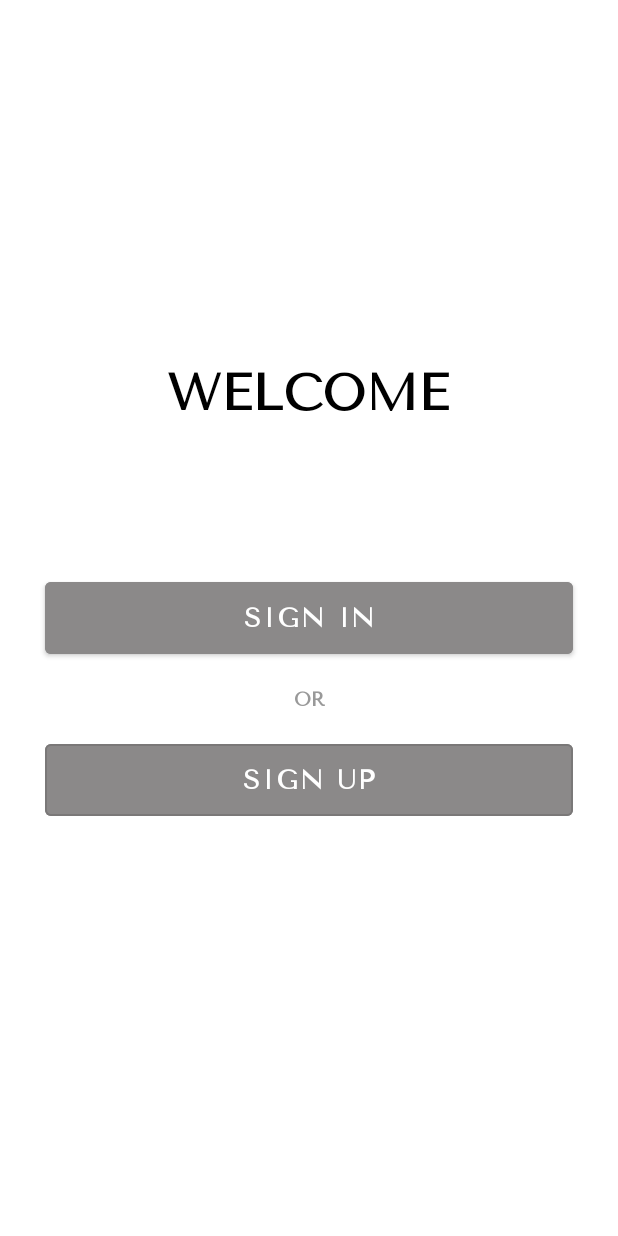
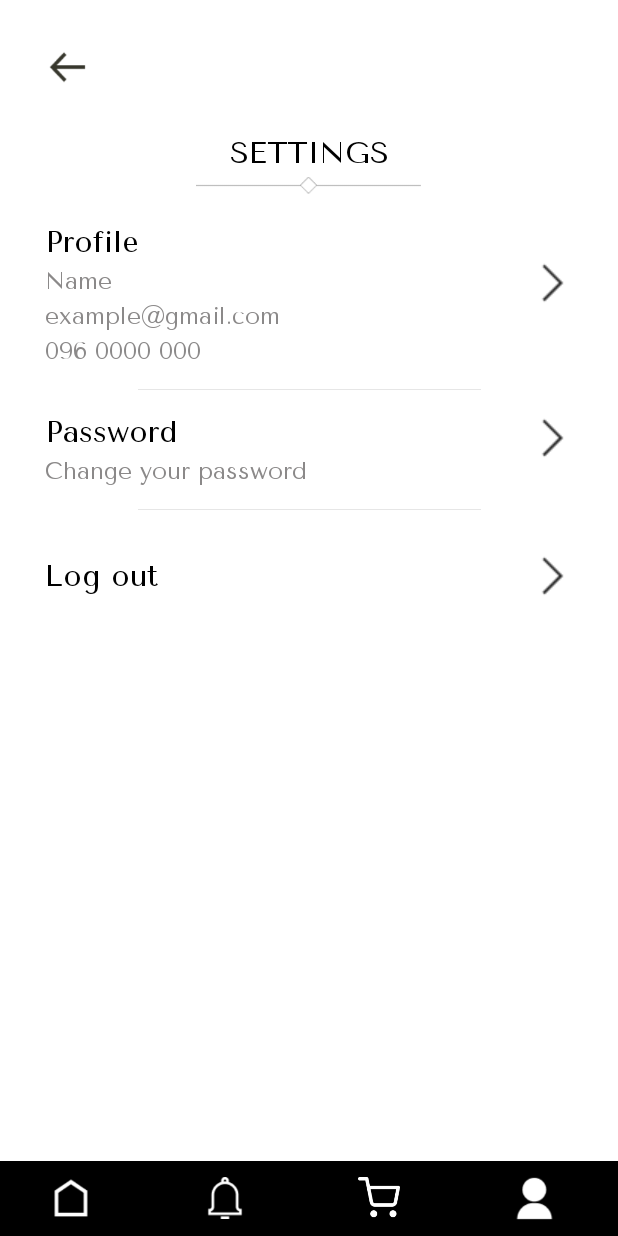
Before and after one commit to NT118-Q11/fashion-frontend, an Android app built with Jetpack Compose: the screen it shows after launch (MainActivity), on a phone screen of 412 x 824 dp. Run offline under Robolectric (Android 15) with nearby library versions, the phone set to English and light mode, and no system bars.

Commit message:
Improve existing UI and ADD setting UI

```diff
--- a/app/build.gradle.kts
+++ b/app/build.gradle.kts
@@ -62,5 +62,4 @@ dependencies {
     implementation("com.squareup.retrofit2:retrofit:2.9.0")
     implementation("com.squareup.retrofit2:converter-gson:2.9.0")
     implementation("com.squareup.okhttp3:logging-interceptor:4.12.0")
-    implementation("com.google.android.material:material:1.12.0")
 }
--- a/app/src/main/java/com/example/fashionapp/MainActivity.kt
+++ b/app/src/main/java/com/example/fashionapp/MainActivity.kt
@@ -9,6 +9,6 @@ class MainActivity : AppCompatActivity() {
     override fun onCreate(savedInstanceState: Bundle?) {
         super.onCreate(savedInstanceState)
         // Dòng này sẽ liên kết file layout welcome.xml với Activity này
-        setContentView(R.layout.welcome)
+        setContentView(R.layout.settings)
     }
 }
--- a/app/src/main/res/layout/cart.xml
+++ b/app/src/main/res/layout/cart.xml
@@ -259,23 +259,24 @@
         android:orientation="horizontal"
         android:background="@color/black"
         android:gravity="center"
-        android:paddingHorizontal="24dp">
+        android:paddingHorizontal="0dp">
 
         <!-- Home Icon -->
+
+        <!-- Notifications Icon -->
         <com.google.android.material.button.MaterialButton
             android:id="@+id/navHome"
-            android:backgroundTint="@color/black"
             style="?attr/materialIconButtonStyle"
             android:layout_width="0dp"
             android:layout_height="wrap_content"
             android:layout_weight="1"
+            android:backgroundTint="@color/black"
+            android:contentDescription="Home"
             app:icon="@drawable/home_normal"
+            app:iconGravity="textStart"
             app:iconSize="28dp"
-            app:tint="@color/white"
-            app:iconGravity="textStart"
-            android:contentDescription="Home" />
+            app:tint="@color/white" />
 
-        <!-- Notifications Icon -->
         <com.google.android.material.button.MaterialButton
             android:id="@+id/navNotifications"
             android:backgroundTint="@color/black"
--- a/app/src/main/res/layout/change_password.xml
+++ b/app/src/main/res/layout/change_password.xml
@@ -85,4 +85,89 @@
         app:layout_constraintStart_toStartOf="parent"
         app:layout_constraintTop_toBottomOf="@+id/confirm_password" />
 
+    <!-- Bottom Navigation Bar -->
+    <LinearLayout
+        android:id="@+id/bottomNavBar"
+        android:layout_width="match_parent"
+        android:layout_height="50dp"
+        android:layout_alignParentBottom="true"
+        android:orientation="horizontal"
+        android:background="@color/black"
+        android:gravity="center"
+        android:paddingHorizontal="0dp"
+        app:layout_constraintBottom_toBottomOf="parent">
+
+        <!-- Home Icon -->
+
+        <!-- Notifications Icon -->
+        <com.google.android.material.button.MaterialButton
+            android:id="@+id/navHome"
+            style="?attr/materialIconButtonStyle"
+            android:layout_width="0dp"
+            android:layout_height="wrap_content"
+            android:layout_weight="1"
+            android:backgroundTint="@color/black"
+            android:contentDescription="Home"
+            app:icon="@drawable/home_normal"
+            app:iconGravity="textStart"
+            app:iconSize="28dp"
+            app:tint="@color/white" />
+
+        <com.google.android.material.button.MaterialButton
+            android:id="@+id/navNotifications"
+            android:backgroundTint="@color/black"
+            style="?attr/materialIconButtonStyle"
+            android:layout_width="0dp"
+            android:layout_height="wrap_content"
+            android:layout_weight="1"
+            app:icon="@drawable/notification_normal"
+            app:iconSize="28dp"
+            app:tint="@color/white"
+            app:iconGravity="textStart"
+            android:contentDescription="Notifications" />
+
+        <!-- Cart Icon -->
+        <com.google.android.material.button.MaterialButton
+            android:id="@+id/navCart"
+            android:backgroundTint="@color/black"
+            style="?attr/materialIconButtonStyle"
+            android:layout_width="0dp"
+            android:layout_height="wrap_content"
+            android:layout_weight="1"
+            app:iconTint="@color/white"
+            app:icon="@drawable/cart_normal"
+            app:iconSize="28dp"
+            app:iconGravity="textStart"
+            android:contentDescription="Cart" />
+
+        <!-- Profile Icon -->
+        <com.google.android.material.button.MaterialButton
+            android:id="@+id/navProfile"
+            style="?attr/materialIconButtonStyle"
+            android:layout_width="0dp"
+            android:layout_height="wrap_content"
+            android:layout_weight="1"
+            android:backgroundTint="@color/black"
+            android:contentDescription="Profile"
+            app:icon="@drawable/account_click"
+            app:iconGravity="textStart"
+            app:iconSize="30dp"
+            app:tint="@color/white" />
+
+    </LinearLayout>
+
+    <ImageButton
+        android:id="@+id/imageButton1"
+        android:layout_width="30dp"
+        android:layout_height="30dp"
+        android:layout_marginStart="30dp"
+        android:layout_marginTop="30dp"
+        android:background="?android:attr/selectableItemBackgroundBorderless"
+        android:scaleType="fitCenter"
+        android:backgroundTint="@color/white"
+        android:contentDescription="Arrow left"
+        app:layout_constraintStart_toStartOf="parent"
+        app:layout_constraintTop_toTopOf="parent"
+        app:srcCompat="@drawable/arrow_left" />
+
 </androidx.constraintlayout.widget.ConstraintLayout>
--- /dev/null
+++ b/app/src/main/res/layout/settings.xml
@@ -0,0 +1,303 @@
+<?xml version="1.0" encoding="utf-8"?>
+<androidx.constraintlayout.widget.ConstraintLayout xmlns:android="http://schemas.android.com/apk/res/android"
+    xmlns:tools="http://schemas.android.com/tools"
+    android:layout_width="match_parent"
+    android:layout_height="match_parent"
+    xmlns:app="http://schemas.android.com/apk/res-auto"
+    android:background="@color/white">
+
+    <LinearLayout
+        android:id="@+id/setting"
+        android:layout_width="0dp"
+        android:layout_height="wrap_content"
+        android:layout_marginTop="90dp"
+        android:orientation="vertical"
+        app:layout_constraintEnd_toEndOf="parent"
+        app:layout_constraintStart_toStartOf="parent"
+        app:layout_constraintTop_toTopOf="parent">
+
+        <TextView
+            android:id="@+id/textView"
+            android:layout_width="match_parent"
+            android:layout_height="wrap_content"
+            android:fontFamily="@font/tenorsans"
+            android:text="SETTINGS"
+            android:textColor="@color/black"
+            android:textAlignment="center"
+            android:textSize="20sp" />
+
+        <ImageView
+            android:layout_width="150dp"
+            android:layout_height="wrap_content"
+            android:backgroundTint="@color/white"
+            android:layout_gravity="center_horizontal"
+            android:src="@drawable/underline" />
+    </LinearLayout>
+
+    <androidx.constraintlayout.widget.ConstraintLayout
+        android:id="@+id/profile_container"
+        android:layout_width="0dp"
+        android:layout_height="wrap_content"
+        android:paddingBottom="16dp"
+        app:layout_constraintStart_toStartOf="parent"
+        app:layout_constraintEnd_toEndOf="parent"
+        app:layout_constraintTop_toBottomOf="@id/setting">
+
+        <TextView
+            android:id="@+id/profile"
+            android:layout_width="wrap_content"
+            android:layout_height="wrap_content"
+            android:layout_marginStart="30dp"
+            android:layout_marginTop="16dp"
+            android:fontFamily="@font/tenorsans"
+            android:text="Profile"
+            android:textColor="@color/black"
+            android:textSize="20sp"
+            app:layout_constraintStart_toStartOf="parent"
+            app:layout_constraintTop_toTopOf="parent" />
+
+        <TextView
+            android:id="@+id/name"
+            android:layout_width="wrap_content"
+            android:layout_height="wrap_content"
+            android:layout_marginTop="4dp"
+            android:fontFamily="@font/tenorsans"
+            android:text="Name"
+            android:textColor="@color/gray"
+            android:textSize="16sp"
+            app:layout_constraintStart_toStartOf="@id/profile"
+            app:layout_constraintTop_toBottomOf="@id/profile" />
+
+        <TextView
+            android:id="@+id/gmail"
+            android:layout_width="wrap_content"
+            android:layout_height="wrap_content"
+            android:layout_marginTop="4dp"
+            android:fontFamily="@font/tenorsans"
+            android:text="example@gmail.com"
+            android:textColor="@color/gray"
+            android:textSize="16sp"
+            app:layout_constraintStart_toStartOf="@id/name"
+            app:layout_constraintTop_toBottomOf="@id/name" />
+
+        <TextView
+            android:id="@+id/phone_number"
+            android:layout_width="wrap_content"
+            android:layout_height="wrap_content"
+            android:layout_marginTop="4dp"
+            android:fontFamily="@font/tenorsans"
+            android:text="096 0000 000"
+            android:textColor="@color/gray"
+            android:textSize="16sp"
+            app:layout_constraintStart_toStartOf="@id/gmail"
+            app:layout_constraintTop_toBottomOf="@id/gmail" />
+
+        <ImageButton
+            android:id="@+id/imageButton1"
+            android:layout_width="30dp"
+            android:layout_height="48dp"
+            android:layout_marginEnd="30dp"
+            android:backgroundTint="@color/white"
+            android:contentDescription="@string/edit_profile"
+            app:layout_constraintBottom_toBottomOf="parent"
+            app:layout_constraintEnd_toEndOf="parent"
+            app:layout_constraintTop_toTopOf="parent"
+            app:srcCompat="@drawable/arrow_right" />
+
+    </androidx.constraintlayout.widget.ConstraintLayout>
+
+    <!-- FIX: Constrained to the bottom of the correct view -->
+    <ImageView
+        android:id="@+id/line1"
+        android:layout_width="360dp"
+        android:layout_height="wrap_content"
+        android:adjustViewBounds="true"
+        android:src="@drawable/straight_line"
+        app:layout_constraintTop_toBottomOf="@id/profile_container"
+        app:layout_constraintEnd_toEndOf="parent"
+        app:layout_constraintStart_toStartOf="parent"/>
+
+    <!-- FIX: Constrained below line1 to prevent overlap -->
+    <androidx.constraintlayout.widget.ConstraintLayout
+        android:id="@+id/password_constraint"
+        android:layout_width="0dp"
+        android:layout_height="wrap_content"
+        android:paddingBottom="16dp"
+        app:layout_constraintStart_toStartOf="parent"
+        app:layout_constraintEnd_toEndOf="parent"
+        app:layout_constraintTop_toBottomOf="@id/line1">
+
+        <TextView
+            android:id="@+id/password"
+            android:layout_width="wrap_content"
+            android:layout_height="wrap_content"
+            android:layout_marginStart="30dp"
+            android:layout_marginTop="16dp"
+            android:fontFamily="@font/tenorsans"
+            android:text="Password"
+            android:textColor="@color/black"
+            android:textSize="20sp"
+            app:layout_constraintStart_toStartOf="parent"
+            app:layout_constraintTop_toTopOf="parent" />
+
+        <TextView
+            android:id="@+id/change_password"
+            android:layout_width="wrap_content"
+            android:layout_height="wrap_content"
+            android:layout_marginTop="4dp"
+            android:fontFamily="@font/tenorsans"
+            android:text="@string/change_password_settings"
+            android:textColor="@color/gray"
+            android:textSize="16sp"
+            app:layout_constraintStart_toStartOf="@id/password"
+            app:layout_constraintTop_toBottomOf="@id/password" />
+
+
+        <ImageButton
+            android:id="@+id/imageButton2"
+            android:layout_width="30dp"
+            android:layout_height="48dp"
+            android:layout_marginEnd="30dp"
+            android:backgroundTint="@color/white"
+            android:contentDescription="@string/change_password_settings"
+            app:layout_constraintBottom_toBottomOf="parent"
+            app:layout_constraintEnd_toEndOf="parent"
+            app:layout_constraintTop_toTopOf="parent"
+            app:srcCompat="@drawable/arrow_right" />
+
+    </androidx.constraintlayout.widget.ConstraintLayout>
+
+    <!-- FIX: Constrained to the bottom of the correct view -->
+    <ImageView
+        android:id="@+id/line2"
+        android:layout_width="360dp"
+        android:layout_height="wrap_content"
+        android:adjustViewBounds="true"
+        android:src="@drawable/straight_line"
+        app:layout_constraintTop_toBottomOf="@id/password_constraint"
+        app:layout_constraintEnd_toEndOf="parent"
+        app:layout_constraintStart_toStartOf="parent"/>
+
+    <!-- FIX: Constrained below line2 and height changed to wrap_content -->
+    <androidx.constraintlayout.widget.ConstraintLayout
+        android:id="@+id/logout_constraint"
+        android:layout_width="0dp"
+        android:layout_height="wrap_content"
+        android:paddingVertical="20dp"
+        app:layout_constraintStart_toStartOf="parent"
+        app:layout_constraintEnd_toEndOf="parent"
+        app:layout_constraintTop_toBottomOf="@id/line2">
+
+        <TextView
+            android:id="@+id/logout"
+            android:layout_width="wrap_content"
+            android:layout_height="wrap_content"
+            android:layout_marginStart="30dp"
+            android:fontFamily="@font/tenorsans"
+            android:text="@string/log_out"
+            android:textColor="@color/black"
+            android:textSize="20sp"
+            app:layout_constraintStart_toStartOf="parent"
+            app:layout_constraintTop_toTopOf="parent"
+            app:layout_constraintBottom_toBottomOf="parent"/>
+
+        <ImageButton
+            android:id="@+id/imageButton3"
+            android:layout_width="30dp"
+            android:layout_height="48dp"
+            android:layout_marginEnd="30dp"
+            android:backgroundTint="@color/white"
+            android:contentDescription="@string/log_out"
+            app:layout_constraintBottom_toBottomOf="parent"
+            app:layout_constraintEnd_toEndOf="parent"
+            app:layout_constraintTop_toTopOf="parent"
+            app:srcCompat="@drawable/arrow_right" />
+
+    </androidx.constraintlayout.widget.ConstraintLayout>
+
+    <!-- Bottom Navigation Bar -->
+    <LinearLayout
+        android:id="@+id/bottomNavBar"
+        android:layout_width="match_parent"
+        android:layout_height="50dp"
+        android:layout_alignParentBottom="true"
+        android:orientation="horizontal"
+        android:background="@color/black"
+        android:gravity="center"
+        android:paddingHorizontal="0dp"
+        app:layout_constraintBottom_toBottomOf="parent">
+
+        <!-- Home Icon -->
+
+        <!-- Notifications Icon -->
+        <com.google.android.material.button.MaterialButton
+            android:id="@+id/navHome"
+            style="?attr/materialIconButtonStyle"
+            android:layout_width="0dp"
+            android:layout_height="wrap_content"
+            android:layout_weight="1"
+            android:backgroundTint="@color/black"
+            android:contentDescription="Home"
+            app:icon="@drawable/home_normal"
+            app:iconGravity="textStart"
+            app:iconSize="28dp"
+            app:tint="@color/white" />
+
+        <com.google.android.material.button.MaterialButton
+            android:id="@+id/navNotifications"
+            android:backgroundTint="@color/black"
+            style="?attr/materialIconButtonStyle"
+            android:layout_width="0dp"
+            android:layout_height="wrap_content"
+            android:layout_weight="1"
+            app:icon="@drawable/notification_normal"
+            app:iconSize="28dp"
+            app:tint="@color/white"
+            app:iconGravity="textStart"
+            android:contentDescription="Notifications" />
+
+        <!-- Cart Icon -->
+        <com.google.android.material.button.MaterialButton
+            android:id="@+id/navCart"
+            android:backgroundTint="@color/black"
+            style="?attr/materialIconButtonStyle"
+            android:layout_width="0dp"
+            android:layout_height="wrap_content"
+            android:layout_weight="1"
+            app:iconTint="@color/white"
+            app:icon="@drawable/cart_normal"
+            app:iconSize="28dp"
+            app:iconGravity="textStart"
+            android:contentDescription="Cart" />
+
+        <!-- Profile Icon -->
+        <com.google.android.material.button.MaterialButton
+            android:id="@+id/navProfile"
+            style="?attr/materialIconButtonStyle"
+            android:layout_width="0dp"
+            android:layout_height="wrap_content"
+            android:layout_weight="1"
+            android:backgroundTint="@color/black"
+            android:contentDescription="Profile"
+            app:icon="@drawable/account_click"
+            app:iconGravity="textStart"
+            app:iconSize="30dp"
+            app:tint="@color/white" />
+
+    </LinearLayout>
+
+    <ImageButton
+        android:id="@+id/imageButton4"
+        android:layout_width="30dp"
+        android:layout_height="30dp"
+        android:layout_marginStart="30dp"
+        android:layout_marginTop="30dp"
+        android:background="?android:attr/selectableItemBackgroundBorderless"
+        android:scaleType="fitCenter"
+        android:backgroundTint="@color/white"
+        android:contentDescription="Arrow left"
+        app:layout_constraintStart_toStartOf="parent"
+        app:layout_constraintTop_toTopOf="parent"
+        app:srcCompat="@drawable/arrow_left" />
+
+</androidx.constraintlayout.widget.ConstraintLayout>
--- a/app/src/main/res/values/strings.xml
+++ b/app/src/main/res/values/strings.xml
@@ -5,5 +5,8 @@
     <string name="new_password_hint">Enter new password</string>
     <string name="confirm_new_password_hint">Confirm new password</string>
     <string name="confirm_button_text">CONFIRM</string>
+    <string name="change_password_settings">Change your password</string>
+    <string name="edit_profile">EDIT PROFILE</string>
+    <string name="log_out">Log out</string>
 
 </resources>
--- a/gradle/libs.versions.toml
+++ b/gradle/libs.versions.toml
@@ -10,6 +10,7 @@ activityCompose = "1.11.0"
 composeBom = "2024.09.00"
 appcompat = "1.7.0"
 recyclerview = "1.3.2"
+constraintlayout = "2.2.1"
 
 [libraries]
 androidx-core-ktx = { group = "androidx.core", name = "core-ktx", version.ref = "coreKtx" }
@@ -28,6 +29,7 @@ androidx-compose-ui-test-junit4 = { group = "androidx.compose.ui", name = "ui-te
 androidx-compose-material3 = { group = "androidx.compose.material3", name = "material3" }
 androidx-appcompat = { group = "androidx.appcompat", name = "appcompat", version.ref = "appcompat" }
 androidx-recyclerview = { group = "androidx.recyclerview", name = "recyclerview", version.ref = "recyclerview" }
+androidx-constraintlayout = { group = "androidx.constraintlayout", name = "constraintlayout", version.ref = "constraintlayout" }
 
 [plugins]
 android-application = { id = "com.android.application", version.ref = "agp" }
```
Also changed, not shown: app/src/main/res/drawable/account_click.png (added), app/src/main/res/drawable/arrow_left.png (added), app/src/main/res/drawable/arrow_right.png (added), app/src/main/res/drawable/cart_normal.png, app/src/main/res/drawable/straight_line.png (added), app/src/main/res/drawable/underline.png (added).
